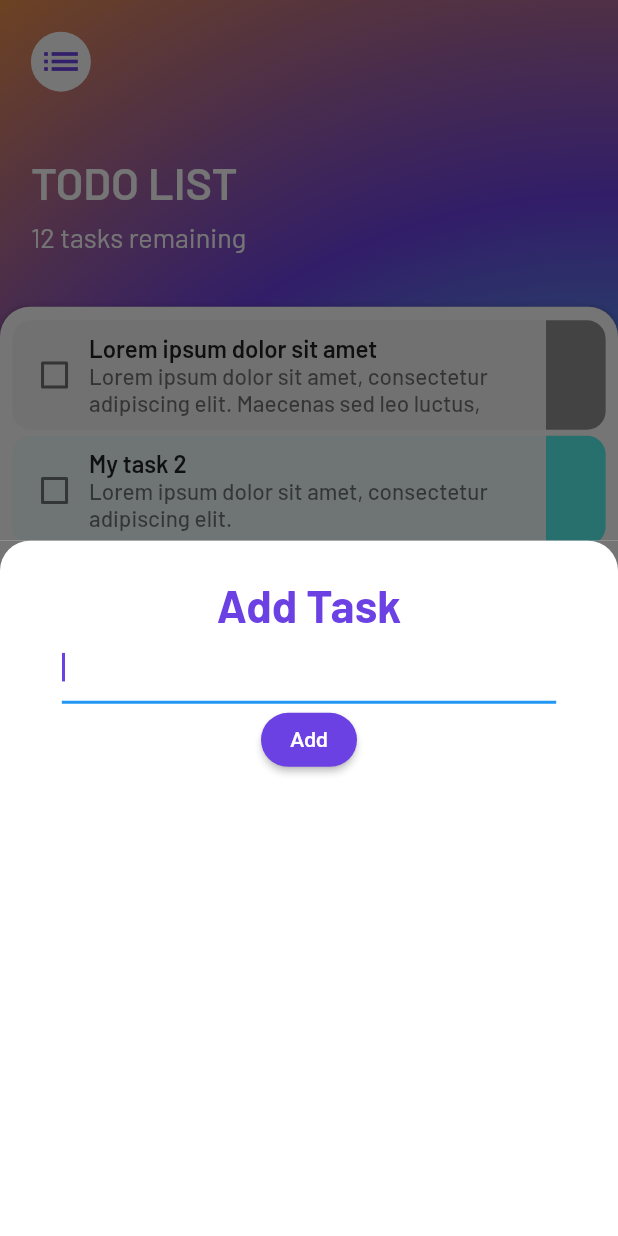
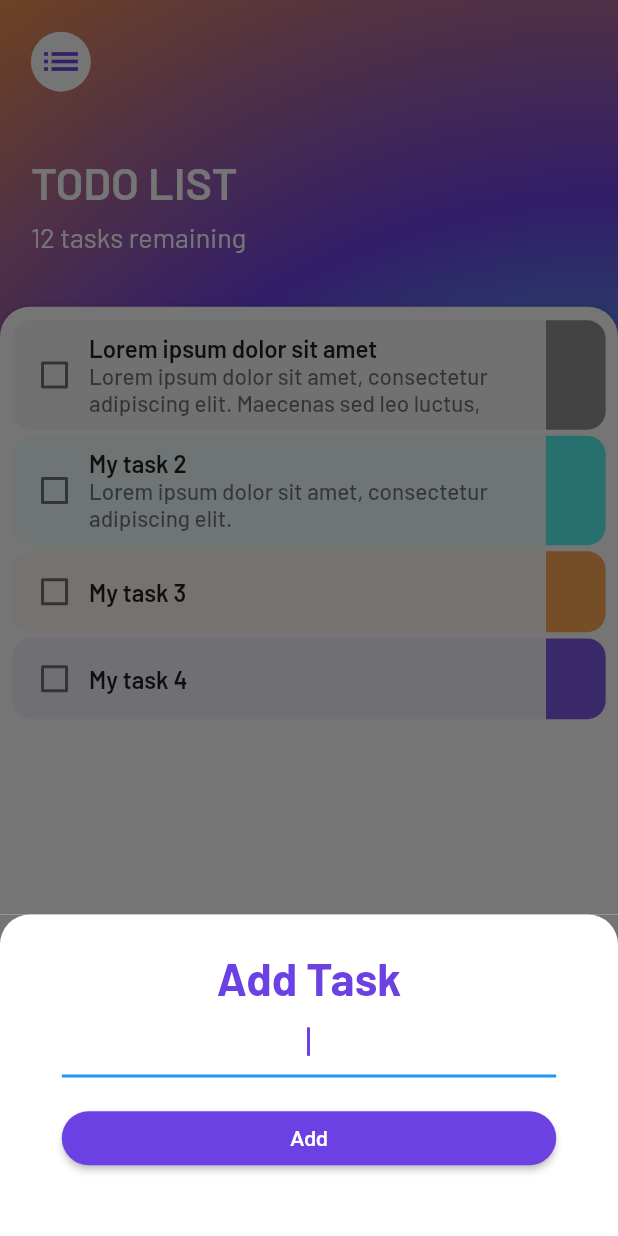
Before and after one commit to dvsu/todolist-app, a Flutter app: the screen it shows after launch, after a tap on the "add" icon, on a phone screen of 412 x 824 dp. Run offline on Flutter 3.47's test engine with Material 2 defaults, Android fonts, the phone set to English and light mode, and no system bars; our stand-ins replace flutter_keyboard_visibility, flutter_screenutil.

Commit message:
Revise bottom sheet behavior upon keyboard popup

```diff
--- a/lib/main.dart
+++ b/lib/main.dart
@@ -1,5 +1,6 @@
 import 'package:flutter/material.dart';
 import 'package:flutter_screenutil/flutter_screenutil.dart';
+import 'package:todolist_app/theme/themes.dart';
 import 'package:todolist_app/routes.dart';
 import 'package:flutter_keyboard_visibility/flutter_keyboard_visibility.dart';
 import 'package:provider/provider.dart';
@@ -21,10 +22,7 @@ class TodoListApp extends StatelessWidget {
         },
         debugShowCheckedModeBanner: false,
         title: 'ToDoList App',
-        theme: ThemeData(
-          primarySwatch: Colors.blue,
-          //textTheme: TextTheme(button: TextStyle(fontSize: 45.sp)),
-        ),
+        theme: customLightThemeData(),
         initialRoute: '/',
         routes: routes,
       ),
--- a/lib/screens/add_task_screen.dart
+++ b/lib/screens/add_task_screen.dart
@@ -13,24 +13,22 @@ class AddTaskScreen extends StatelessWidget {
         padding: EdgeInsets.symmetric(horizontal: 0.1.sw, vertical: 0.03.sh),
         decoration: taskBottomSheetDecoration,
         child: Column(
-          crossAxisAlignment: CrossAxisAlignment.center,
+          crossAxisAlignment: CrossAxisAlignment.stretch,
           children: [
             Text(
               'Add Task',
+              textAlign: TextAlign.center,
               style: bottomSheetTitleTextStyle,
             ),
             TextField(
               autofocus: true,
+              textAlign: TextAlign.center,
               cursorColor: bottomInsetTextFieldCursorColor,
-              decoration: InputDecoration(
-                border: UnderlineInputBorder(
-                  borderSide: BorderSide(
-                    color: bottomInsetTextFieldCursorColor,
             ),
-                ),
-              ),
-            ),
-            ElevatedButton(
+            Padding(
+              padding:
+                  EdgeInsets.symmetric(horizontal: 0.0.sw, vertical: 0.02.sh),
+              child: ElevatedButton(
                 onPressed: () {},
                 child: Text('Add'),
                 style: ButtonStyle(
@@ -42,6 +40,7 @@ class AddTaskScreen extends StatelessWidget {
                     ),
                   ),
                 ),
+              ),
             )
           ],
         ),
--- a/lib/screens/task_screen.dart
+++ b/lib/screens/task_screen.dart
@@ -16,7 +16,14 @@ class TaskScreen extends StatelessWidget {
       floatingActionButton: FloatingActionButton(
         onPressed: () {
           showModalBottomSheet(
-              context: context, builder: (context) => AddTaskScreen());
+              isScrollControlled: true,
+              context: context,
+              builder: (context) => SingleChildScrollView(
+                      child: Container(
+                    padding: EdgeInsets.only(
+                        bottom: MediaQuery.of(context).viewInsets.bottom),
+                    child: AddTaskScreen(),
+                  )));
         },
         backgroundColor: Color(0xff6C41E4),
         child: Icon(Icons.add_rounded),
--- a/lib/theme/color_palette.dart
+++ b/lib/theme/color_palette.dart
@@ -5,6 +5,9 @@ const Color themeColor2 = Color(0xff6C41E4);
 const Color themeColor3 = Color(0xffFE9B38);
 const Color themeColor4 = Color(0xffffffff);
 const Color themeColor5 = Color(0xff818181);
+
+// light theme
+const Color lightHintColor = Color(0xff6C41E4);
 
 const List<Color> backgroundColor = [
   themeColor1,
--- /dev/null
+++ b/lib/theme/themes.dart
@@ -0,0 +1,17 @@
+import 'package:flutter/material.dart';
+import 'package:todolist_app/theme/color_palette.dart';
+
+ThemeData customLightThemeData() {
+  return ThemeData.light().copyWith(
+    primaryColor: lightHintColor,
+    primaryColorLight: lightHintColor,
+    hintColor: lightHintColor,
+    inputDecorationTheme: InputDecorationTheme(
+      border: UnderlineInputBorder(
+        borderSide: BorderSide(
+          color: lightHintColor,
+        ),
+      ),
+    ),
+  );
+}
```
Lines whose indentation alone changed are shown as unchanged.
